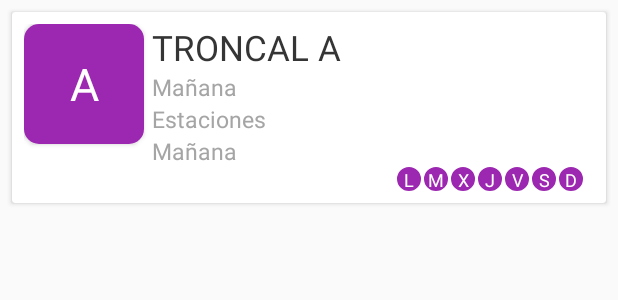
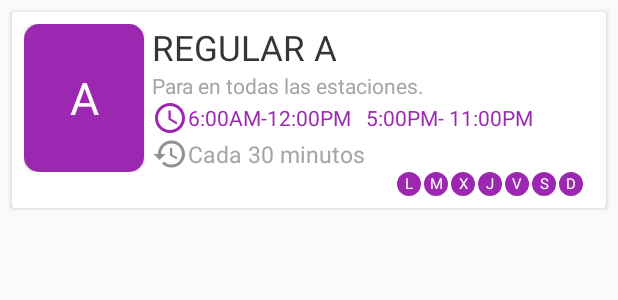
Before and after one commit to xxumbroxx/DokkuApp, an Android app: the layout design_rutas.xml on its own in the app's theme, with its tools: preview values and no code run, on a phone screen of 412 x 824 dp. Shown: the top 300 px of the screen. Run offline under Robolectric (Android 15) with nearby library versions, the phone set to English and light mode, and no system bars.

Commit message:
Commit paraderos

```diff
--- /dev/null
+++ b/app/src/main/res/drawable/ic_frecuencia.xml
@@ -0,0 +1,9 @@
+<vector xmlns:android="http://schemas.android.com/apk/res/android"
+        android:width="24dp"
+        android:height="24dp"
+        android:viewportWidth="24.0"
+        android:viewportHeight="24.0">
+    <path
+        android:fillColor="#919191"
+        android:pathData="M13,3c-4.97,0 -9,4.03 -9,9L1,12l3.89,3.89 0.07,0.14L9,12L6,12c0,-3.87 3.13,-7 7,-7s7,3.13 7,7 -3.13,7 -7,7c-1.93,0 -3.68,-0.79 -4.94,-2.06l-1.42,1.42C8.27,19.99 10.51,21 13,21c4.97,0 9,-4.03 9,-9s-4.03,-9 -9,-9zM12,8v5l4.28,2.54 0.72,-1.21 -3.5,-2.08L13.5,8L12,8z"/>
+</vector>
--- a/app/src/main/res/layout/design_rutas.xml
+++ b/app/src/main/res/layout/design_rutas.xml
@@ -18,12 +18,12 @@
                 android:orientation="horizontal">
                 <android.support.v7.widget.CardView
                     android:layout_width="wrap_content"
-                    android:layout_height="wrap_content"
+                    android:layout_height="match_parent"
                     app:cardCornerRadius="10dp"
                     >
                     <LinearLayout
                         android:layout_width="80dp"
-                        android:layout_height="80dp"
+                        android:layout_height="match_parent"
                         android:background="@color/colorAccent"
                         android:src="@mipmap/icon_estacion"
                         >
@@ -54,29 +54,36 @@
                         android:maxLines="1"
                         android:textSize="23sp"
                         android:textColor="@color/titulo"
-                        android:text="TRONCAL A"
-                        android:id="@+id/textView2" />
+                        android:text="REGULAR A"
+                        android:id="@+id/txtServicio" />
 
                     <TextView
                         android:layout_width="wrap_content"
                         android:layout_height="wrap_content"
-                        android:textSize="15sp"
+                        android:textSize="14sp"
+
                         android:textColor="@color/subtitulo"
-                        android:text="Mañana"
+                        android:text="Para en todas las estaciones."
+                        />
+
+                    <TextView
+                        android:layout_width="wrap_content"
+                        android:layout_height="wrap_content"
+                        android:textSize="14sp"
+                        android:gravity="center"
+                        android:maxLines="1"
+                        android:textColor="@color/colorAccent"
+                        android:text="6:00AM-12:00PM   5:00PM- 11:00PM"
+                        android:drawableLeft="@drawable/ic_hora"
                         />
                     <TextView
                         android:layout_width="wrap_content"
                         android:layout_height="wrap_content"
                         android:textSize="15sp"
+                        android:gravity="center"
                         android:textColor="@color/subtitulo"
-                        android:text="Estaciones"
-                        />
-                    <TextView
-                        android:layout_width="wrap_content"
-                        android:layout_height="wrap_content"
-                        android:textSize="15sp"
-                        android:textColor="@color/subtitulo"
-                        android:text="Mañana"
+                        android:text="Cada 30 minutos"
+                        android:drawableLeft="@drawable/ic_frecuencia"
                         />
                 </LinearLayout>
             </LinearLayout>
@@ -89,73 +96,76 @@
                 android:layout_marginRight="5dp"
                 android:orientation="horizontal"
                 >
-
-
-
                 <TextView
                     android:layout_width="16dp"
                     android:layout_height="16dp"
                     android:gravity="center"
                     android:layout_marginRight="2dp"
-                    android:textSize="12sp"
+                    android:textSize="10sp"
                     android:textColor="#fff"
                     android:background="@drawable/fecha_round"
+                    android:id="@+id/d1"
                     android:text="L"/>
                 <TextView
                     android:layout_width="16dp"
                     android:layout_height="16dp"
                     android:gravity="center"
                     android:layout_marginRight="2dp"
-                    android:textSize="12sp"
+                    android:textSize="10sp"
                     android:textColor="#fff"
                     android:background="@drawable/fecha_round"
+                    android:id="@+id/d2"
                     android:text="M"/>
                 <TextView
                     android:layout_width="16dp"
                     android:layout_height="16dp"
                     android:gravity="center"
                     android:layout_marginRight="2dp"
-                    android:textSize="12sp"
+                    android:textSize="10sp"
                     android:textColor="#fff"
                     android:background="@drawable/fecha_round"
+                    android:id="@+id/d3"
                     android:text="X"/>
                 <TextView
                     android:layout_width="16dp"
                     android:layout_height="16dp"
                     android:gravity="center"
                     android:layout_marginRight="2dp"
-                    android:textSize="12sp"
+                    android:textSize="10sp"
                     android:textColor="#fff"
                     android:background="@drawable/fecha_round"
+                    android:id="@+id/d4"
                     android:text="J"/>
                 <TextView
                     android:layout_width="16dp"
                     android:layout_height="16dp"
                     android:gravity="center"
                     android:layout_marginRight="2dp"
-                    android:textSize="12sp"
+                    android:textSize="10sp"
                     android:textColor="#fff"
                     android:background="@drawable/fecha_round"
+                    android:id="@+id/d5"
                     android:text="V"/>
                 <TextView
                     android:layout_width="16dp"
                     android:layout_height="16dp"
                     android:gravity="center"
                     android:layout_marginRight="2dp"
-                    android:textSize="12sp"
+                    android:textSize="10sp"
                     android:textColor="#fff"
                     android:background="@drawable/fecha_round"
+                    android:id="@+id/d6"
                     android:text="S"/>
                 <TextView
                     android:layout_width="16dp"
                     android:layout_height="16dp"
                     android:gravity="center"
                     android:layout_marginRight="2dp"
-                    android:textSize="12sp"
+                    android:textSize="10sp"
                     android:textColor="#fff"
                     android:background="@drawable/fecha_round"
+                    android:id="@+id/d7"
                     android:text="D"/>
-
 
             </LinearLayout>
         </LinearLayout>
```
